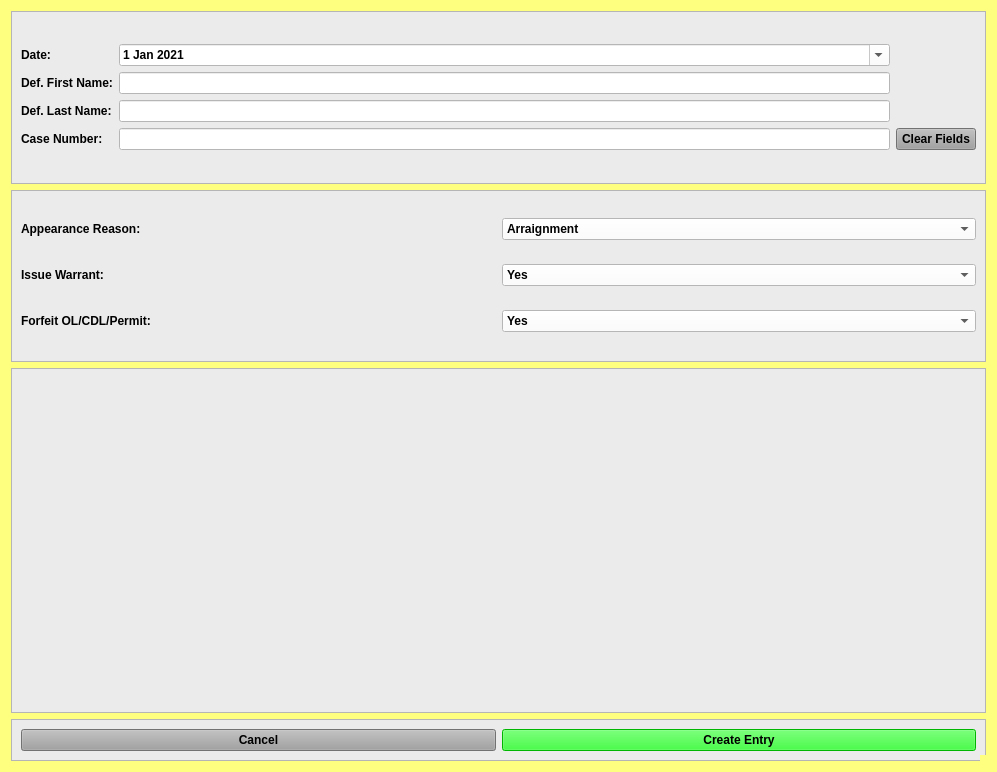
The window that resources/ui/FTABondDialog.ui (HunterProgram22/MuniEntry) describes before a commit, drawn with Qt 5.
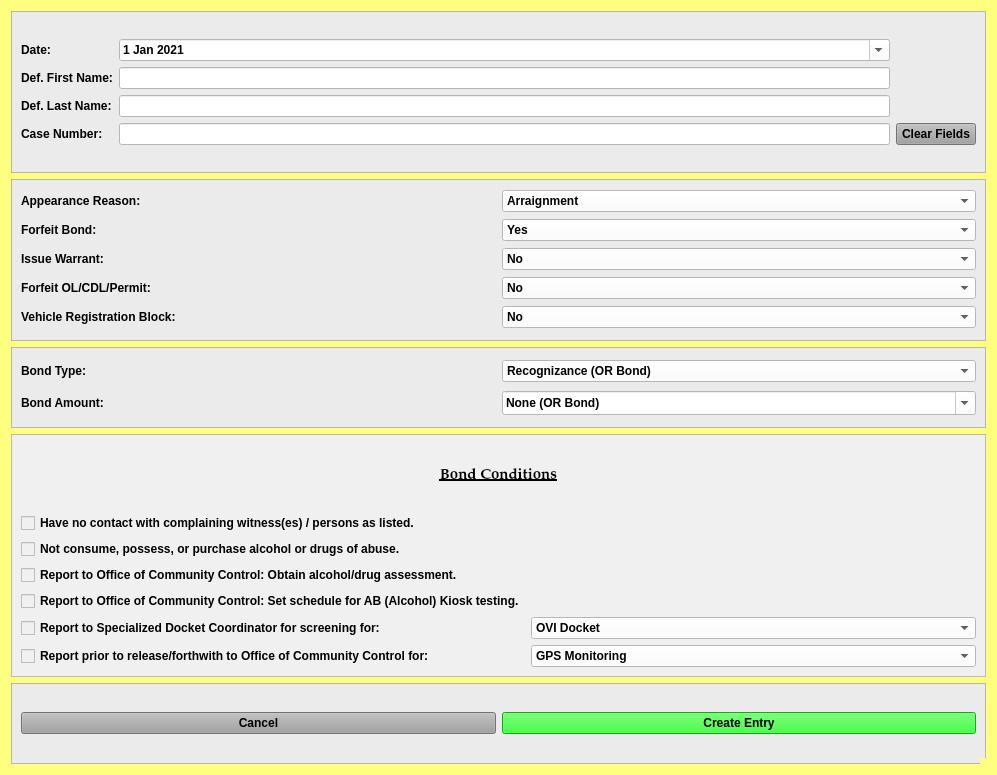
The same window after the commit.

Commit message: View of FTA Bond is set up.

The edit to the form file:
```diff
--- a/resources/ui/FTABondDialog.ui
+++ b/resources/ui/FTABondDialog.ui
@@ -10,7 +10,7 @@
     <x>0</x>
     <y>0</y>
     <width>997</width>
-    <height>772</height>
+    <height>775</height>
    </rect>
   </property>
   <property name="sizePolicy">
@@ -148,7 +148,7 @@
   <property name="modal">
    <bool>true</bool>
   </property>
-  <layout class="QVBoxLayout" name="verticalLayout" stretch="1,1,2,0">
+  <layout class="QVBoxLayout" name="verticalLayout" stretch="2,2,1,3,1">
    <item>
     <widget class="QFrame" name="frame">
      <property name="styleSheet">
@@ -284,13 +284,30 @@
       <enum>QFrame::Raised</enum>
      </property>
      <layout class="QGridLayout" name="gridLayout_3">
-      <item row="0" column="0">
-       <widget class="QLabel" name="label_4">
+      <item row="4" column="0">
+       <widget class="QLabel" name="label_10">
         <property name="text">
-         <string>Appearance Reason:</string>
+         <string>Vehicle Registration Block:</string>
         </property>
        </widget>
       </item>
+      <item row="4" column="1">
+       <widget class="QComboBox" name="comboBox_6">
+        <property name="styleSheet">
+         <string notr="true">background-color: rgb(255, 255, 255);</string>
+        </property>
+        <item>
+         <property name="text">
+          <string>No</string>
+         </property>
+        </item>
+        <item>
+         <property name="text">
+          <string>Yes</string>
+         </property>
+        </item>
+       </widget>
+      </item>
       <item row="0" column="1">
        <widget class="QComboBox" name="comboBox">
         <property name="styleSheet">
@@ -318,21 +335,38 @@
         </item>
        </widget>
       </item>
-      <item row="1" column="0">
+      <item row="3" column="1">
+       <widget class="QComboBox" name="comboBox_3">
+        <property name="styleSheet">
+         <string notr="true">background-color: rgb(255, 255, 255);</string>
+        </property>
+        <item>
+         <property name="text">
+          <string>No</string>
+         </property>
+        </item>
+        <item>
+         <property name="text">
+          <string>Yes</string>
+         </property>
+        </item>
+       </widget>
+      </item>
+      <item row="2" column="0">
        <widget class="QLabel" name="label_5">
         <property name="text">
          <string>Issue Warrant:</string>
         </property>
        </widget>
       </item>
-      <item row="1" column="1">
+      <item row="2" column="1">
        <widget class="QComboBox" name="comboBox_2">
         <property name="styleSheet">
          <string notr="true">background-color: rgb(255, 255, 255);</string>
         </property>
         <item>
          <property name="text">
-          <string>Yes</string>
+          <string>No</string>
          </property>
         </item>
         <item>
@@ -342,15 +376,29 @@
         </item>
        </widget>
       </item>
-      <item row="2" column="0">
+      <item row="0" column="0">
+       <widget class="QLabel" name="label_4">
+        <property name="text">
+         <string>Appearance Reason:</string>
+        </property>
+       </widget>
+      </item>
+      <item row="3" column="0">
        <widget class="QLabel" name="label_6">
         <property name="text">
          <string>Forfeit OL/CDL/Permit:</string>
         </property>
        </widget>
       </item>
-      <item row="2" column="1">
-       <widget class="QComboBox" name="comboBox_3">
+      <item row="1" column="0">
+       <widget class="QLabel" name="label_11">
+        <property name="text">
+         <string>Forfeit Bond:</string>
+        </property>
+       </widget>
+      </item>
+      <item row="1" column="1">
+       <widget class="QComboBox" name="comboBox_7">
         <property name="styleSheet">
          <string notr="true">background-color: rgb(255, 255, 255);</string>
         </property>
@@ -380,6 +428,224 @@
      <property name="frameShadow">
       <enum>QFrame::Raised</enum>
      </property>
+     <layout class="QGridLayout" name="gridLayout_4">
+      <item row="1" column="0">
+       <widget class="QLabel" name="label_9">
+        <property name="text">
+         <string>Bond Amount:</string>
+        </property>
+       </widget>
+      </item>
+      <item row="0" column="1">
+       <widget class="QComboBox" name="comboBox_4">
+        <property name="styleSheet">
+         <string notr="true">background-color: rgb(255, 255, 255);</string>
+        </property>
+        <item>
+         <property name="text">
+          <string>Recognizance (OR Bond)</string>
+         </property>
+        </item>
+        <item>
+         <property name="text">
+          <string>10% Deposit, Cash or Surety</string>
+         </property>
+        </item>
+        <item>
+         <property name="text">
+          <string>Cash or Surety</string>
+         </property>
+        </item>
+       </widget>
+      </item>
+      <item row="0" column="0">
+       <widget class="QLabel" name="label_8">
+        <property name="text">
+         <string>Bond Type:</string>
+        </property>
+       </widget>
+      </item>
+      <item row="1" column="1">
+       <widget class="QComboBox" name="comboBox_5">
+        <property name="font">
+         <font>
+          <family>Palatino Linotype</family>
+          <pointsize>11</pointsize>
+          <weight>75</weight>
+          <italic>false</italic>
+          <bold>true</bold>
+         </font>
+        </property>
+        <property name="styleSheet">
+         <string notr="true">background-color: rgb(255, 255, 255);</string>
+        </property>
+        <property name="editable">
+         <bool>true</bool>
+        </property>
+        <item>
+         <property name="text">
+          <string>None (OR Bond)</string>
+         </property>
+        </item>
+        <item>
+         <property name="text">
+          <string>$1,500</string>
+         </property>
+        </item>
+        <item>
+         <property name="text">
+          <string>$2,000</string>
+         </property>
+        </item>
+        <item>
+         <property name="text">
+          <string>$2,500</string>
+         </property>
+        </item>
+        <item>
+         <property name="text">
+          <string>$3,000</string>
+         </property>
+        </item>
+        <item>
+         <property name="text">
+          <string>$3,500</string>
+         </property>
+        </item>
+        <item>
+         <property name="text">
+          <string>$5,000</string>
+         </property>
+        </item>
+        <item>
+         <property name="text">
+          <string>$10,000</string>
+         </property>
+        </item>
+       </widget>
+      </item>
+     </layout>
+    </widget>
+   </item>
+   <item>
+    <widget class="QFrame" name="frame_5">
+     <property name="styleSheet">
+      <string notr="true">background-color: rgb(240, 240, 240);</string>
+     </property>
+     <property name="frameShape">
+      <enum>QFrame::StyledPanel</enum>
+     </property>
+     <property name="frameShadow">
+      <enum>QFrame::Raised</enum>
+     </property>
+     <layout class="QGridLayout" name="gridLayout_5">
+      <item row="1" column="0">
+       <widget class="QCheckBox" name="checkBox">
+        <property name="text">
+         <string>Have no contact with complaining witness(es) / persons as listed.</string>
+        </property>
+       </widget>
+      </item>
+      <item row="0" column="0" colspan="2">
+       <widget class="QLabel" name="label_7">
+        <property name="font">
+         <font>
+          <family>Palatino Linotype</family>
+          <pointsize>11</pointsize>
+          <weight>75</weight>
+          <italic>false</italic>
+          <bold>true</bold>
+          <underline>true</underline>
+         </font>
+        </property>
+        <property name="text">
+         <string>Bond Conditions</string>
+        </property>
+        <property name="alignment">
+         <set>Qt::AlignCenter</set>
+        </property>
+       </widget>
+      </item>
+      <item row="7" column="0">
+       <widget class="QCheckBox" name="checkBox_5">
+        <property name="text">
+         <string>Report prior to release/forthwith to Office of Community Control for:</string>
+        </property>
+       </widget>
+      </item>
+      <item row="5" column="0">
+       <widget class="QCheckBox" name="checkBox_3">
+        <property name="text">
+         <string>Report to Specialized Docket Coordinator for screening for:</string>
+        </property>
+       </widget>
+      </item>
+      <item row="7" column="1">
+       <widget class="QComboBox" name="comboBox_9">
+        <property name="styleSheet">
+         <string notr="true">background-color: rgb(255, 255, 255);</string>
+        </property>
+        <item>
+         <property name="text">
+          <string>GPS Monitoring</string>
+         </property>
+        </item>
+        <item>
+         <property name="text">
+          <string>SCRAM Monitoring</string>
+         </property>
+        </item>
+        <item>
+         <property name="text">
+          <string>Smart Start Monitoring</string>
+         </property>
+        </item>
+       </widget>
+      </item>
+      <item row="5" column="1">
+       <widget class="QComboBox" name="comboBox_8">
+        <property name="styleSheet">
+         <string notr="true">background-color: rgb(255, 255, 255);</string>
+        </property>
+        <item>
+         <property name="text">
+          <string>OVI Docket</string>
+         </property>
+        </item>
+        <item>
+         <property name="text">
+          <string>Mission (Veteran's) Court</string>
+         </property>
+        </item>
+        <item>
+         <property name="text">
+          <string>Mental Health Docket</string>
+         </property>
+        </item>
+       </widget>
+      </item>
+      <item row="4" column="0">
+       <widget class="QCheckBox" name="checkBox_6">
+        <property name="text">
+         <string>Report to Office of Community Control: Set schedule for AB (Alcohol) Kiosk testing.</string>
+        </property>
+       </widget>
+      </item>
+      <item row="3" column="0">
+       <widget class="QCheckBox" name="checkBox_2">
+        <property name="text">
+         <string>Report to Office of Community Control: Obtain alcohol/drug assessment. </string>
+        </property>
+       </widget>
+      </item>
+      <item row="2" column="0">
+       <widget class="QCheckBox" name="checkBox_4">
+        <property name="text">
+         <string>Not consume, possess, or purchase alcohol or drugs of abuse.</string>
+        </property>
+       </widget>
+      </item>
+     </layout>
     </widget>
    </item>
    <item>
```
Left out of the diff: 18 changed lines with no effect on the pictures. The commit also changes 1 other file.
